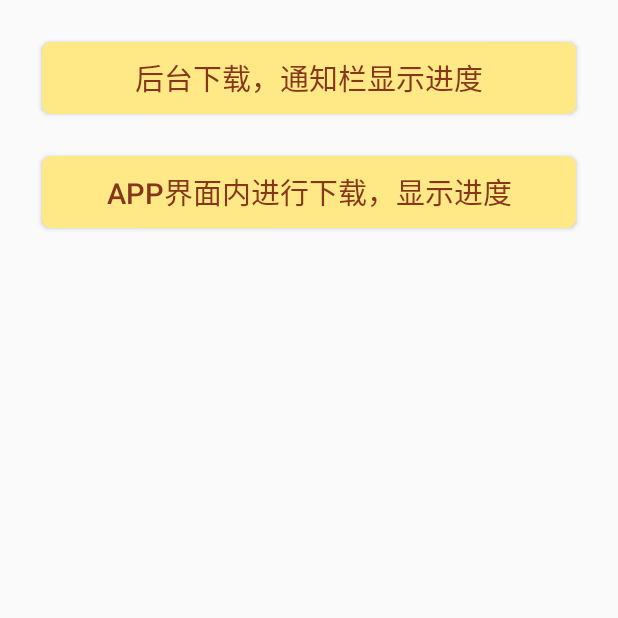
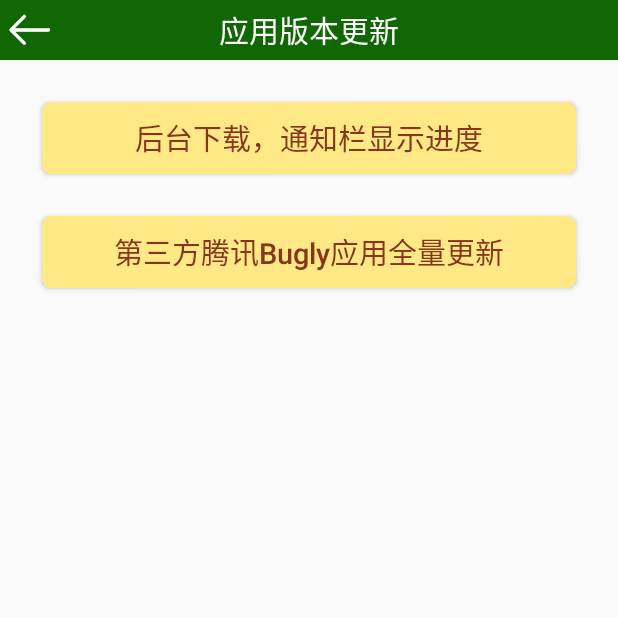
Before and after one commit to PassingMrHao/PersonalUtilTest, an Android app: the screen it shows after launch (AppUpdateAct), after a tap on "版本更新", on a phone screen of 412 x 824 dp, the top half of it. Run offline under Robolectric (Android 15) with nearby library versions, the phone set to English and light mode, and no system bars; our stand-ins replace ButterKnife; libraries missing offline, so code that uses them is left out: com.hjq.permissions, com.tencent.bugly; 1 statement that could not run was skipped.

Commit message:
2019/04/25:添加腾讯Bugly全量更新

```diff
--- a/app/src/main/java/com/mrhao/personalutiltest/MainActivity.java
+++ b/app/src/main/java/com/mrhao/personalutiltest/MainActivity.java
@@ -5,16 +5,10 @@ import android.os.Bundle;
 import android.support.v7.app.AppCompatActivity;
 import android.view.View;
 import android.widget.Button;
-import android.widget.Toast;
 
-import com.hjq.permissions.OnPermission;
-import com.hjq.permissions.Permission;
-import com.hjq.permissions.XXPermissions;
 import com.mrhao.personalutiltest.myactivity.AppUpdateAct;
 import com.mrhao.personalutiltest.myactivity.FunctionDescAct;
 import com.mrhao.personalutiltest.myactivity.TencentX5WebActivity;
-
-import java.util.List;
 
 import butterknife.BindView;
 import butterknife.ButterKnife;
@@ -32,39 +26,14 @@ public class MainActivity extends AppCompatActivity {
     protected void onCreate(Bundle savedInstanceState) {
         super.onCreate(savedInstanceState);
         setContentView(R.layout.activity_main);
-
         ButterKnife.bind(this);
         setBaseEvent();
-
-        getBuglyPermission();
-    }
-
-    //获取腾讯bugly应用更新必要permission
-    private void getBuglyPermission() {
-
-        if (XXPermissions.isHasPermission(MainActivity.this, Permission.WRITE_EXTERNAL_STORAGE, Permission.READ_PHONE_STATE, Permission.READ_EXTERNAL_STORAGE) == false) {
-
-            XXPermissions.with(this).permission(Permission.WRITE_EXTERNAL_STORAGE, Permission.READ_PHONE_STATE, Permission.READ_EXTERNAL_STORAGE)
-                    .request(new OnPermission() {
-                        @Override
-                        public void hasPermission(List<String> granted, boolean isAll) {
-
-                        }
-
-                        @Override
-                        public void noPermission(List<String> denied, boolean quick) {
-                            //拒绝申请权限后
-                            Toast.makeText(MainActivity.this, "获取权限失败，部分功能无法正常使用", Toast.LENGTH_SHORT).show();
-                        }
-                    });
-        } else {
-
-        }
 
     }
 
 
     private void setBaseEvent() {
+
         //包含框架、工具类和功能说明
         btnFunctionDesc.setOnClickListener(new View.OnClickListener() {
             @Override
@@ -90,6 +59,8 @@ public class MainActivity extends AppCompatActivity {
             }
         });
 
+
     }
 
+
 }
--- a/app/src/main/java/com/mrhao/personalutiltest/myactivity/AppUpdateAct.java
+++ b/app/src/main/java/com/mrhao/personalutiltest/myactivity/AppUpdateAct.java
@@ -4,19 +4,22 @@ import android.os.Bundle;
 import android.support.v7.app.AppCompatActivity;
 import android.view.View;
 import android.widget.Button;
+import android.widget.ImageView;
 import android.widget.TextView;
 import android.widget.Toast;
 
 import com.hjq.permissions.OnPermission;
 import com.hjq.permissions.Permission;
 import com.hjq.permissions.XXPermissions;
+import com.mrhao.personalutiltest.MainActivity;
 import com.mrhao.personalutiltest.R;
 import com.mrhao.personalutiltest.myinterface.UpDateIne;
 import com.mrhao.personalutiltest.utils.DownLoadConfig;
 import com.mrhao.personalutiltest.utils.DownLoadManagerUtil;
 import com.mrhao.personalutiltest.utils.PublicDateValue;
 import com.mrhao.personalutiltest.utils.UpdateDialog;
-
+import com.tencent.bugly.Bugly;
+import com.tencent.bugly.beta.Beta;
 
 import java.util.List;
 
@@ -27,8 +30,12 @@ public class AppUpdateAct extends AppCompatActivity {
 
     @BindView(R.id.update_btn)
     Button updateBtn;
-    @BindView(R.id.update_app)
-    Button updateApp;
+    @BindView(R.id.title_back)
+    ImageView titleBack;
+    @BindView(R.id.title_name)
+    TextView titleName;
+    @BindView(R.id.bugly_update)
+    Button buglyUpdate;
 
     @Override
     protected void onCreate(Bundle savedInstanceState) {
@@ -41,6 +48,13 @@ public class AppUpdateAct extends AppCompatActivity {
 
 
     private void setClickEvent() {
+        titleName.setText("应用版本更新");
+        titleBack.setOnClickListener(new View.OnClickListener() {
+            @Override
+            public void onClick(View v) {
+                finish();
+            }
+        });
 
         //在后台进行下载操作，通知栏显示下载进度
         updateBtn.setOnClickListener(new View.OnClickListener() {
@@ -89,29 +103,30 @@ public class AppUpdateAct extends AppCompatActivity {
 
                 }
 
+            }
+        });
+
+
+        //腾讯bugly应用全量更新
+        buglyUpdate.setOnClickListener(new View.OnClickListener() {
+            @Override
+            public void onClick(View v) {
+
+                if (XXPermissions.isHasPermission(AppUpdateAct.this, Permission.WRITE_EXTERNAL_STORAGE, Permission.WRITE_EXTERNAL_STORAGE) == true) {
+
+                    //腾讯bugly应用更新初始化（由于未知bug，更新提示框最好设置到mainActivity）
+                    Bugly.init(getApplicationContext(), "9b5829370d", false);
+                    finish();
+
+                } else {
+
+                    getImportPerssion();
+                }
+
 
             }
         });
 
-        //在App界面/活动窗口中显示下载进度
-        updateApp.setOnClickListener(new View.OnClickListener() {
-            @Override
-            public void onClick(View v) {
-
-
-                TextView tt=null;
-                tt.setText("696969");
-                if (XXPermissions.isHasPermission(AppUpdateAct.this, Permission.WRITE_EXTERNAL_STORAGE, Permission.WRITE_EXTERNAL_STORAGE) == true) {
-
-
-                } else {
-
-                    getImportPerssion();
-
-                }
-
-            }
-        });
 
     }
 
--- a/app/src/main/java/com/mrhao/personalutiltest/myclass/MyApplication.java
+++ b/app/src/main/java/com/mrhao/personalutiltest/myclass/MyApplication.java
@@ -3,6 +3,9 @@ package com.mrhao.personalutiltest.myclass;
 import android.app.Application;
 
 import com.mrhao.personalutiltest.MainActivity;
+import com.mrhao.personalutiltest.myactivity.AppUpdateAct;
+import com.tencent.bugly.Bugly;
+import com.tencent.bugly.beta.Beta;
 
 
 public class MyApplication extends Application {
@@ -11,6 +14,5 @@ public class MyApplication extends Application {
     public void onCreate() {
         super.onCreate();
 
-
     }
 }
--- a/app/src/main/res/layout/activity_app_update.xml
+++ b/app/src/main/res/layout/activity_app_update.xml
@@ -6,6 +6,8 @@
     android:layout_height="match_parent"
     android:orientation="vertical"
     tools:context=".myactivity.AppUpdateAct">
+
+    <include layout="@layout/activity_title" />
 
     <Button
         android:id="@+id/update_btn"
@@ -19,21 +21,19 @@
         android:textColor="#87361b"
         android:textSize="19sp" />
 
+
     <Button
-        android:id="@+id/update_app"
+        android:id="@+id/bugly_update"
         android:layout_width="match_parent"
         android:layout_height="wrap_content"
         android:layout_marginLeft="28dp"
         android:layout_marginTop="28dp"
         android:layout_marginRight="28dp"
         android:background="@drawable/btn_yellowback"
-        android:text="App界面内进行下载，显示进度"
+        android:text="第三方腾讯Bugly应用全量更新"
+        android:textAllCaps="false"
         android:textColor="#87361b"
         android:textSize="19sp" />
 
 
-
-
-
-
 </LinearLayout>
```
Also changed, not shown: app/build.gradle (+8 -2 lines), app/src/main/AndroidManifest.xml (+20 -0 lines), app/src/main/java/com/mrhao/personalutiltest/myactivity/FunctionDescAct.java (+23 -1 lines), app/src/main/java/com/mrhao/personalutiltest/myactivity/TencentX5WebActivity.java (+26 -1 lines), app/src/main/res/drawable/myprogress_horizontal.xml (added, +52 -0 lines), app/src/main/res/layout/activity_tencent_x5_web.xml (+64 -4 lines).
